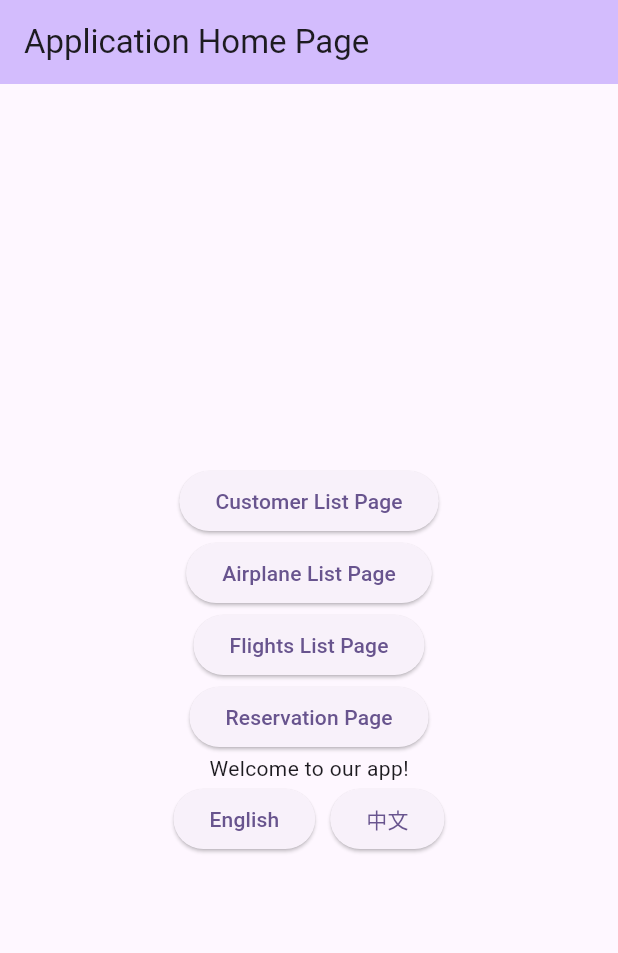
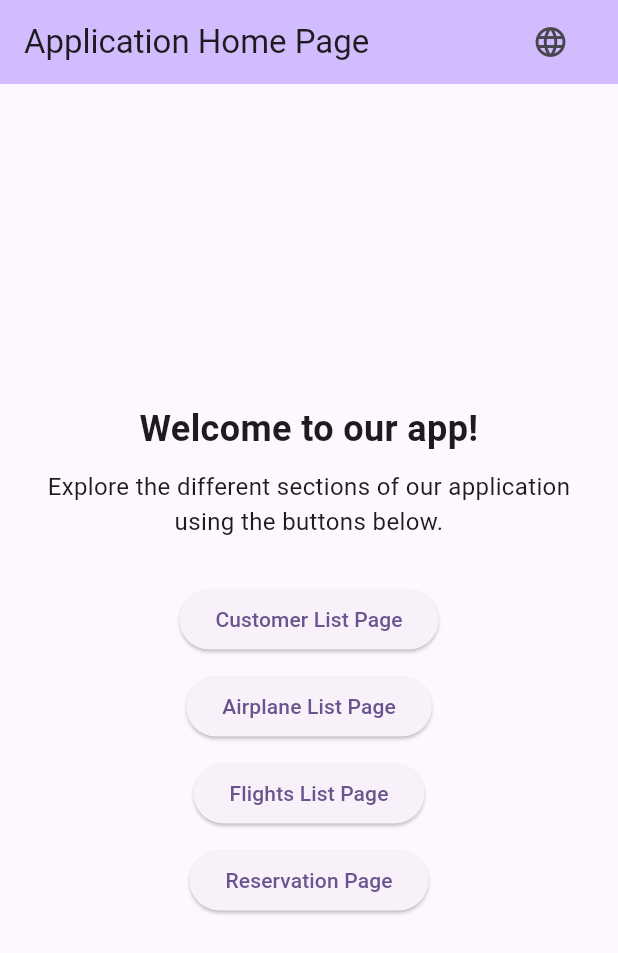
Before and after one commit to QirongChen0910/mobile_final, a Flutter app: the screen it shows after launch, on a phone screen of 412 x 824 dp. Shown: the top 953 px of the screen. Run offline on Flutter 3.47's test engine with Material 3 defaults, Android fonts, the phone set to English and light mode, and no system bars; our stand-ins replace floor, sqflite; missing offline and left inert: encrypted_shared_preferences; accounts and stored records are empty; generated files the repository leaves out were written again.

Commit message:
Yongxing-changed main page

```diff
--- a/lib/main.dart
+++ b/lib/main.dart
@@ -1,6 +1,5 @@
 import 'package:flutter/material.dart';
 import 'package:flutter_localizations/flutter_localizations.dart';
-
 
 import 'package:mobile_final/pages/AddReservationPage.dart';
 import 'package:mobile_final/pages/AirplaneListPage.dart';
@@ -85,11 +84,46 @@ class _MyHomePageState extends State<MyHomePage> {
       appBar: AppBar(
         backgroundColor: Theme.of(context).colorScheme.inversePrimary,
         title: Text(widget.title),
+        actions: [
+      Padding(
+      padding: const EdgeInsets.only(right: 21.0), // Adjust the value to move it left
+          child: PopupMenuButton<String>(
+            onSelected: _changeLanguage,
+            itemBuilder: (BuildContext context) {
+              return [
+                PopupMenuItem(
+                  value: 'en',
+                  child: Text('English'),
                 ),
-      body: Center(
+                PopupMenuItem(
+                  value: 'zh',
+                  child: Text('中文'),
+                ),
+              ];
+            },
+            icon: Icon(Icons.language),
+                ),
+            ),
+          ],
+        ),
+      body: Padding(
+        padding: const EdgeInsets.all(20.0),
+        child: Center(
           child: Column(
             mainAxisAlignment: MainAxisAlignment.center,
             children: <Widget>[
+              Text(
+                localizations?.translate('welcomeMessage') ?? 'Welcome to our app!',
+                style: TextStyle(fontSize: 24, fontWeight: FontWeight.bold),
+                textAlign: TextAlign.center,
+              ),
+              SizedBox(height: 10),
+              Text(
+                'Explore the different sections of our application using the buttons below.',
+                style: TextStyle(fontSize: 16),
+                textAlign: TextAlign.center,
+              ),
+              SizedBox(height: 30),
               ElevatedButton(
                 onPressed: () {
                   Navigator.push(
@@ -99,6 +133,7 @@ class _MyHomePageState extends State<MyHomePage> {
                 },
                 child: Text(localizations?.translate('customerListPage') ?? 'Customer List Page'),
               ),
+              SizedBox(height: 10),
               ElevatedButton(
                 onPressed: () {
                   Navigator.push(
@@ -108,6 +143,7 @@ class _MyHomePageState extends State<MyHomePage> {
                 },
                 child: Text(localizations?.translate('airplaneListPage') ?? 'Airplane List Page'),
               ),
+              SizedBox(height: 10),
               ElevatedButton(
                 onPressed: () {
                   Navigator.push(
@@ -117,6 +153,7 @@ class _MyHomePageState extends State<MyHomePage> {
                 },
                 child: Text(localizations?.translate('flightsListPage') ?? 'Flights List Page'),
               ),
+              SizedBox(height: 10),
               ElevatedButton(
                 onPressed: () {
                   Navigator.push(
@@ -126,24 +163,8 @@ class _MyHomePageState extends State<MyHomePage> {
                 },
                 child: Text(localizations?.translate('reservationPage') ?? 'Reservation Page'),
               ),
-            Text(
-              localizations?.translate('welcomeMessage') ?? 'Welcome to our app!',
-            ),
-            Row(
-              mainAxisAlignment: MainAxisAlignment.center,
-              children: [
-                ElevatedButton(
-                  onPressed: () => _changeLanguage('en'),
-                  child: const Text('English'),
-                ),
-                const SizedBox(width: 10),
-                ElevatedButton(
-                  onPressed: () => _changeLanguage('zh'),
-                  child: const Text('中文'),
-                ),
             ],
           ),
-          ],
         ),
       ),
     );
```
Lines whose indentation alone changed are shown as unchanged.
